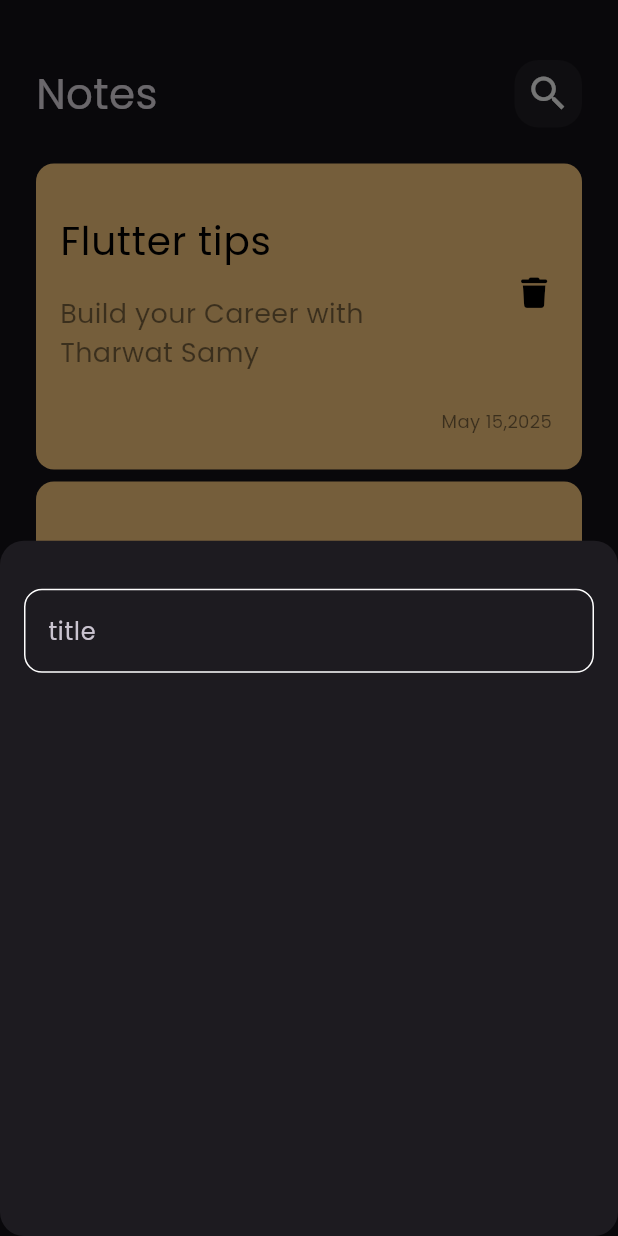
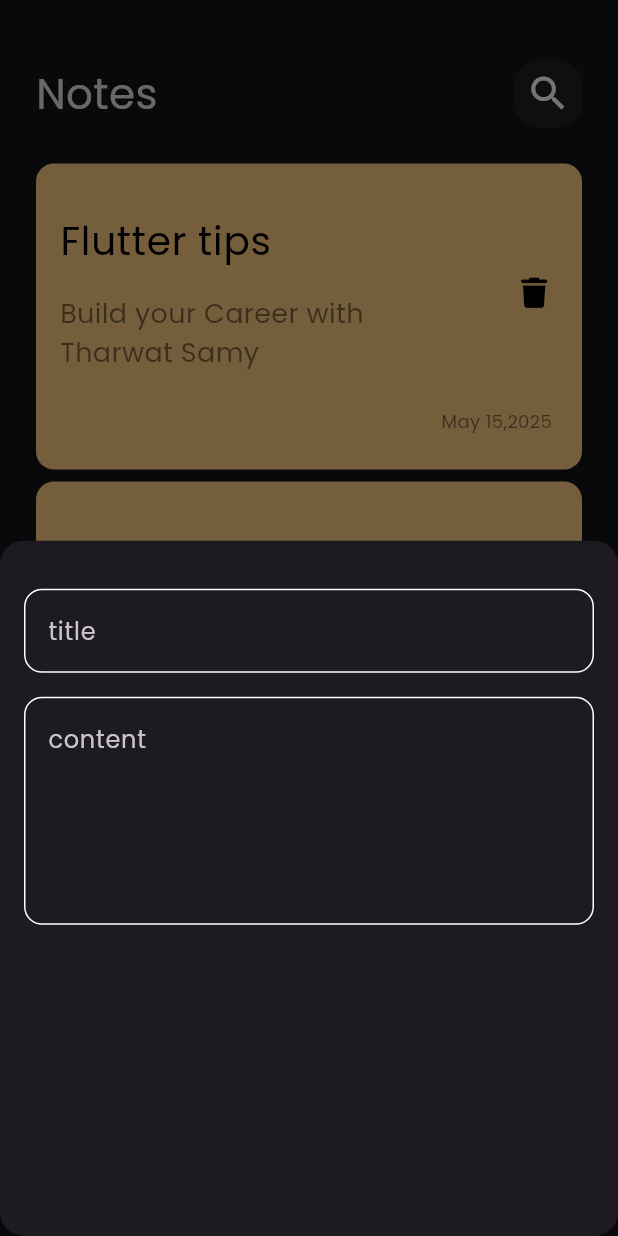
Before and after one commit to Rofaida-Asem/notes_app, a Flutter app: the screen it shows after launch, after a tap on the "add" icon, on a phone screen of 412 x 824 dp. Run offline on Flutter 3.47's test engine with Material 3 defaults, Android fonts, the phone set to English and light mode, and no system bars; our stand-ins replace font_awesome_flutter.

Commit message:
add content text field to bottom sheet

```diff
--- a/lib/views/widgets/add_note_bottom_sheet.dart
+++ b/lib/views/widgets/add_note_bottom_sheet.dart
@@ -9,11 +9,20 @@ class AddNoteBottomSheet extends StatelessWidget {
     return Padding(
       padding: const EdgeInsets.symmetric(horizontal: 16),
       child: Column(
-        children: [
+        children: const [
           SizedBox(
             height: 32,
           ),
-          CustomTextField(),
+          CustomTextField(
+            hintText: 'title',
+          ),
+          Padding(
+            padding: EdgeInsets.only(top: 16.0),
+            child: CustomTextField(
+              hintText: 'content',
+              maxLines: 5,
+            ),
+          )
         ],
       ),
     );
--- a/lib/views/widgets/custom_text_field.dart
+++ b/lib/views/widgets/custom_text_field.dart
@@ -2,14 +2,18 @@ import 'package:flutter/material.dart';
 import 'package:notes_app/constant.dart';
 
 class CustomTextField extends StatelessWidget {
-  const CustomTextField({super.key});
+  const CustomTextField({super.key, required this.hintText, this.maxLines = 1});
+
+  final String hintText;
+  final int maxLines;
 
   @override
   Widget build(BuildContext context) {
     return TextField(
+      maxLines: maxLines,
       cursorColor: kPrimaryColor,
       decoration: InputDecoration(
-        hintText: 'title',
+        hintText: hintText,
         //hintStyle: TextStyle(color: kPrimaryColor),
         border: buildBorder(),
         enabledBorder: buildBorder(),
```
